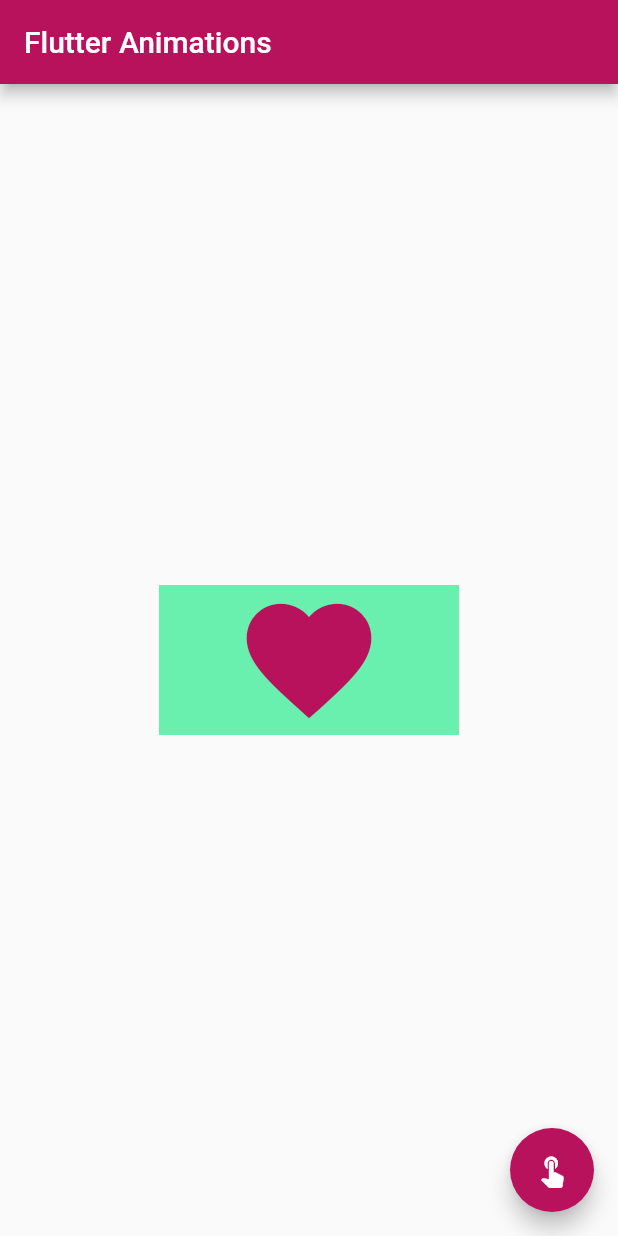
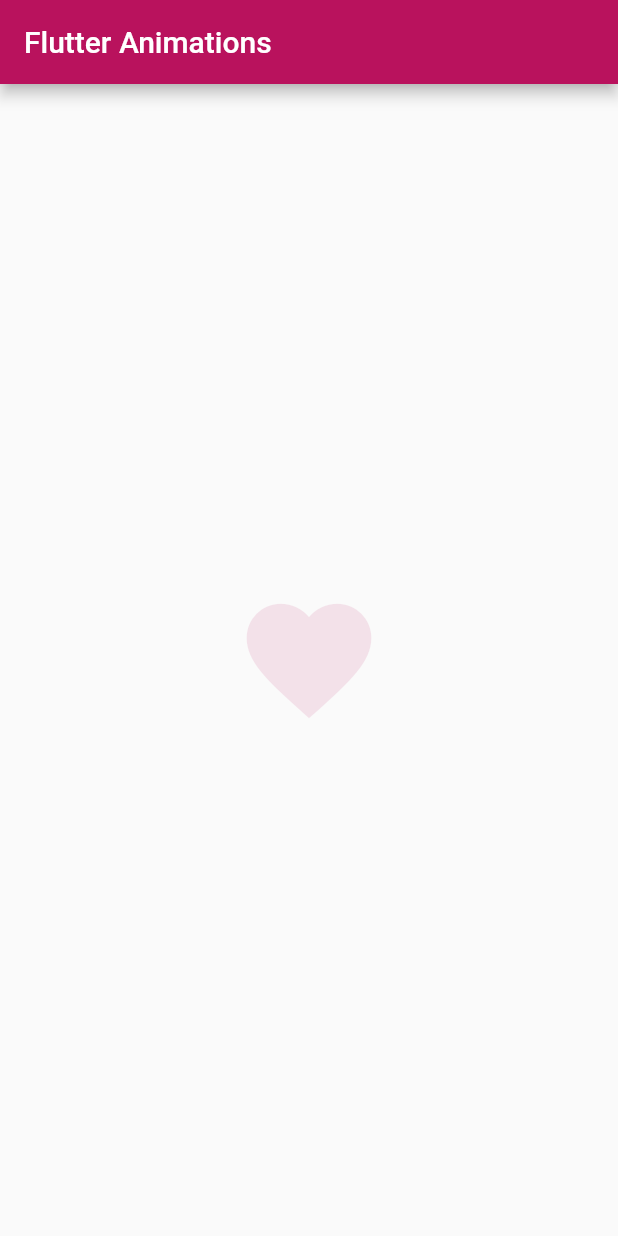
Before and after one commit to Ivy-Walobwa/flutter_animations, a Flutter app: the screen it shows after launch, on a phone screen of 412 x 824 dp. Run offline on Flutter 3.47's test engine with Material 2 defaults, Android fonts, the phone set to English and light mode, and no system bars.

```diff
--- a/lib/main.dart
+++ b/lib/main.dart
@@ -29,12 +29,23 @@ class MyHomePage extends StatefulWidget {
   State<MyHomePage> createState() => _MyHomePageState();
 }
 
-class _MyHomePageState extends State<MyHomePage> {
-  bool opaque = true;
-  void animate() {
-    setState(() {
-      opaque = !opaque;
-    });
+class _MyHomePageState extends State<MyHomePage>
+    with SingleTickerProviderStateMixin {
+  late final AnimationController _controller;
+
+  @override
+  void initState() {
+    super.initState();
+    _controller = AnimationController(
+      duration: const Duration(seconds: 2),
+      vsync: this,
+    )..repeat(reverse: true);
+  }
+
+  @override
+  void dispose() {
+    _controller.dispose();
+    super.dispose();
   }
 
   @override
@@ -45,11 +56,8 @@ class _MyHomePageState extends State<MyHomePage> {
         title: Text(widget.title),
       ),
       body: Center(
-        child: AnimatedContainer(
-          duration: const Duration(seconds: 2),
-          width: opaque ? 200 : 100,
-          height: opaque ? 100 : 200,
-          color: opaque ? Colors.greenAccent : Colors.amberAccent,
+        child: FadeTransition(
+          opacity: _controller,
           child: const Icon(
             Icons.favorite,
             size: 100,
@@ -57,11 +65,6 @@ class _MyHomePageState extends State<MyHomePage> {
           ),
         ),
       ),
-      floatingActionButton: FloatingActionButton(
-        backgroundColor: const Color(0xffB9125D),
-        onPressed: animate,
-        child: const Icon(Icons.touch_app),
-      ),
     );
   }
 }
```
